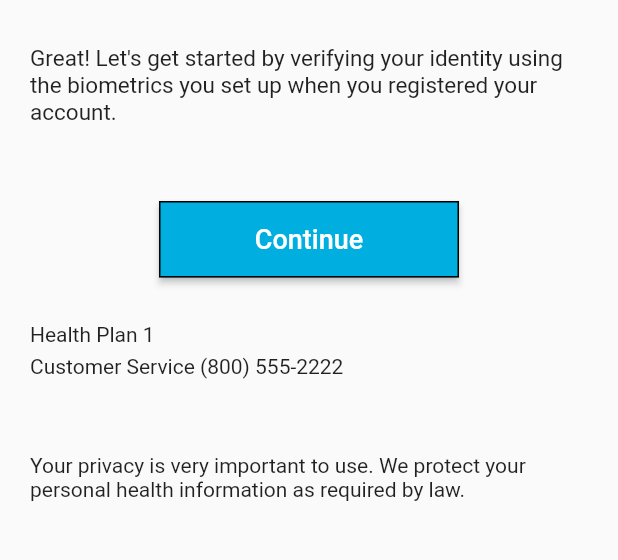
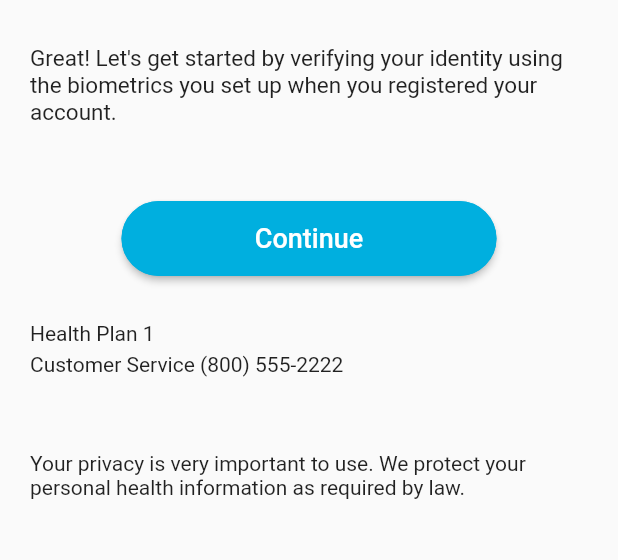
Before and after one commit to Ahmed-Husnein-Choudhury/Flutter-app-1, a Flutter app: the FacialLogin screen opened by its route, after a tap on "Continue", on a phone screen of 412 x 824 dp, the part 210-770 px from its top. Run offline on Flutter 3.47's test engine with Material 2 defaults, Android fonts, the phone set to English and light mode, and no system bars; our stand-ins replace camera, image_picker, percent_indicator, shared_preferences, video_player; missing offline and left inert: flutter_cupertino_date_picker, simple_permissions; accounts and stored records are empty.

Commit message:
facial login working!!

```diff
--- a/lib/main.dart
+++ b/lib/main.dart
@@ -4,6 +4,7 @@ import 'package:medicaid/routes.dart';
 import 'package:medicaid/screens/facial_setup.dart';
 import 'package:medicaid/screens/home_page.dart';
 import 'package:medicaid/screens/landing_page.dart';
+import 'package:medicaid/screens/facial_login.dart';
 
 List<CameraDescription> cameras;
  // Fetch the available cameras before initializing the app.
@@ -18,7 +19,7 @@ Future<void> main() async {
       debugShowCheckedModeBanner: false,
       routes: Routes.routeList,
       home:FacialRecognitionSetup(healthPlanName: "Square",)
-      //home:LandingPage()
+     // home:FacialLogin()
   ));
 }
 //g
--- a/lib/screens/facial_login.dart
+++ b/lib/screens/facial_login.dart
@@ -65,18 +65,26 @@ class _FacialLoginState extends State<FacialLogin> {
   }
 
   Widget continueButton() {
-    return MaterialButton(
-      onPressed: requestCameraPermission,
-      height: 40.0,
-      padding: EdgeInsets.all(15.0),
-      minWidth: 200.0,
-      color: Color(0XFF00AFDF),
-      textColor: Colors.white,
-      child: Text(
-        "Continue",
-        style: TextStyle(fontSize: 18.0, color: Colors.white),
+    return Container(
+      height: 50.0,
+      width: 250.0,
+      child: RaisedButton(
+        color: Color(0XFF00AFDF),
+
+        ///the function below takes camera permission and then opens the camera
+
+        onPressed: requestCameraPermission,
+        child: Text(
+          "Continue",
+          style: TextStyle(fontSize: 18.0, color: Colors.white),
+        ),
+        shape: StadiumBorder(
+          side: BorderSide(
+            width: 1.0,
+            color: Color(0XFF00AFDF),
+          ),
+        ),
       ),
-      shape: Border.all(width: 1.0),
     );
   }
 
@@ -89,7 +97,7 @@ class _FacialLoginState extends State<FacialLogin> {
     if (cameraPermission == PermissionStatus.authorized &&
         writePermission == PermissionStatus.authorized) {
 
-      Navigator.push(context, MaterialPageRoute(builder: (context)=>BiometricCamera(process: "verification",)));
+      Navigator.push(context, MaterialPageRoute(builder: (context)=>BiometricCamera(process: "Facial Login",)));
 
       //_openCamera();
 
--- a/lib/screens/facial_setup.dart
+++ b/lib/screens/facial_setup.dart
@@ -50,7 +50,7 @@ class _FacialRecognitionSetupState extends State<FacialRecognitionSetup> {
     if (cameraPermission == PermissionStatus.authorized &&
         writePermission == PermissionStatus.authorized) {
 
-      Navigator.push(context, MaterialPageRoute(builder: (context)=>BiometricCamera(process: "registration",)));
+      Navigator.push(context, MaterialPageRoute(builder: (context)=>BiometricCamera(process: "Facial Registration",)));
 
       //_openCamera();
 
```
Also changed, not shown: lib/screens/biometric_camera.dart (+7 -7 lines), 2 other files.
